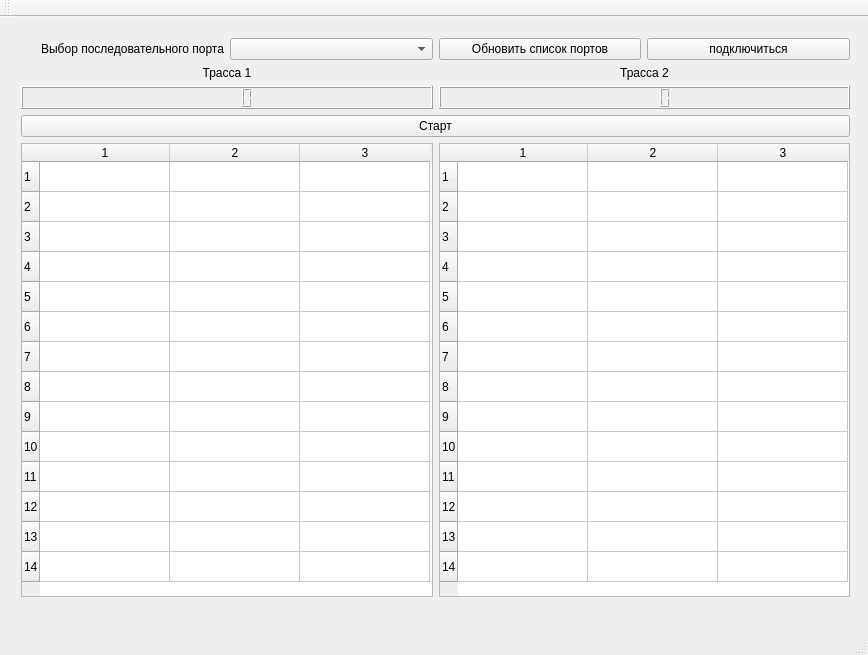
First picture: the form in mainwindow.ui, repository progserega/climb_championship, before the edit.
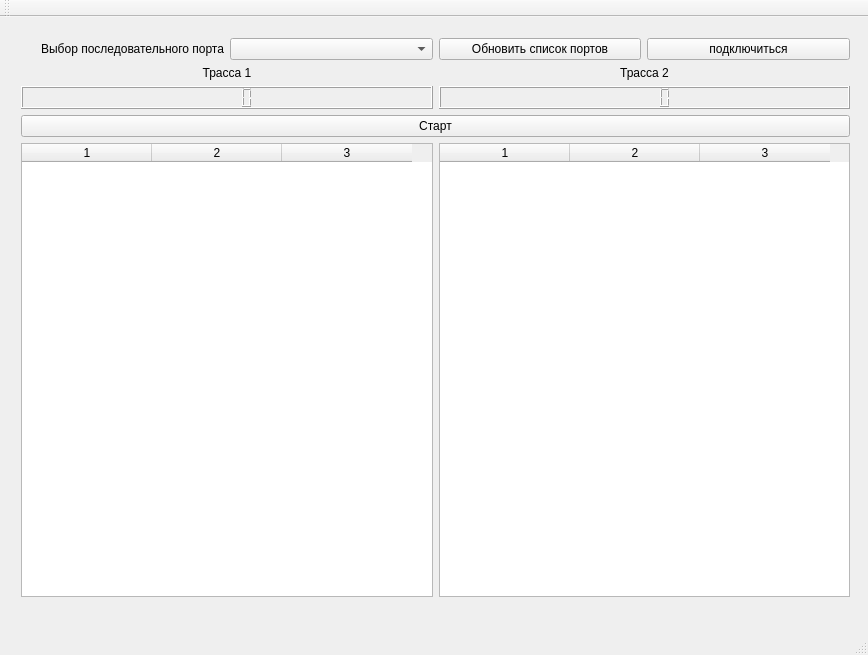
Second picture: the form after the edit.

Commit message: отображение в таблице

The edit to the form file:
```diff
--- a/mainwindow.ui
+++ b/mainwindow.ui
@@ -60,7 +60,7 @@
        <item>
         <layout class="QVBoxLayout" name="verticalLayout">
          <item>
-          <widget class="QLabel" name="label_trace1">
+          <widget class="QLabel" name="label_trace0">
            <property name="text">
             <string>Трасса 1</string>
            </property>
@@ -70,14 +70,14 @@
           </widget>
          </item>
          <item>
-          <widget class="QLCDNumber" name="trace1_time_lcd"/>
+          <widget class="QLCDNumber" name="trace0_time_lcd"/>
          </item>
         </layout>
        </item>
        <item>
         <layout class="QVBoxLayout" name="verticalLayout_2">
          <item>
-          <widget class="QLabel" name="label_trace2">
+          <widget class="QLabel" name="label_trace1">
            <property name="text">
             <string>Трасса 2</string>
            </property>
@@ -87,7 +87,7 @@
           </widget>
          </item>
          <item>
-          <widget class="QLCDNumber" name="trace2_time_lcd"/>
+          <widget class="QLCDNumber" name="trace1_time_lcd"/>
          </item>
         </layout>
        </item>
@@ -121,7 +121,7 @@
           <bool>true</bool>
          </property>
          <property name="rowCount">
-          <number>14</number>
+          <number>0</number>
          </property>
          <property name="columnCount">
           <number>3</number>
@@ -138,20 +138,6 @@
          <attribute name="verticalHeaderDefaultSectionSize">
           <number>30</number>
          </attribute>
-         <row/>
-         <row/>
-         <row/>
-         <row/>
-         <row/>
-         <row/>
-         <row/>
-         <row/>
-         <row/>
-         <row/>
-         <row/>
-         <row/>
-         <row/>
-         <row/>
          <column/>
          <column/>
          <column/>
@@ -159,8 +145,17 @@
        </item>
        <item>
         <widget class="QTableWidget" name="result_table1">
+         <property name="enabled">
+          <bool>true</bool>
+         </property>
+         <property name="toolTip">
+          <string/>
+         </property>
+         <property name="showGrid">
+          <bool>false</bool>
+         </property>
          <property name="rowCount">
-          <number>14</number>
+          <number>0</number>
          </property>
          <property name="columnCount">
           <number>3</number>
@@ -168,20 +163,6 @@
          <attribute name="horizontalHeaderDefaultSectionSize">
           <number>130</number>
          </attribute>
-         <row/>
-         <row/>
-         <row/>
-         <row/>
-         <row/>
-         <row/>
-         <row/>
-         <row/>
-         <row/>
-         <row/>
-         <row/>
-         <row/>
-         <row/>
-         <row/>
          <column/>
          <column/>
          <column/>
```
The commit also changes 2 other files.
